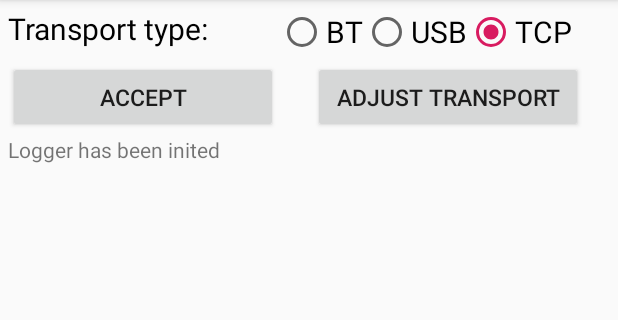
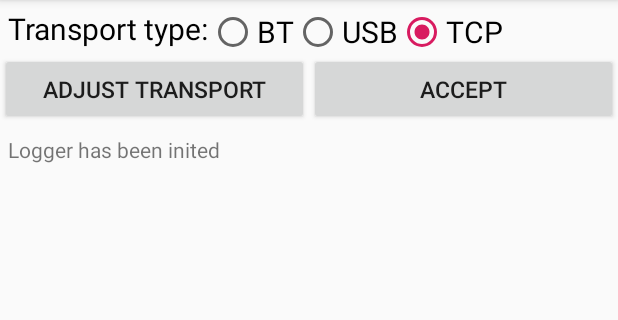
Before and after one commit to KVGrygoriev/AndroidTransportInvestigator, an Android app: the screen it shows after launch (MainActivity), on a phone screen of 412 x 824 dp, the part 84-404 px from its top. Run offline under Robolectric (Android 15) with nearby library versions, the phone set to English and light mode, and no system bars; libraries missing offline, so code that uses them is left out: com.smartdevicelink.transport; 1 statement that could not run was skipped.

Commit message:
Redesigned main activity

```diff
--- a/app/src/main/res/layout/activity_main.xml
+++ b/app/src/main/res/layout/activity_main.xml
@@ -18,7 +18,7 @@
             android:layout_width="match_parent"
             android:layout_height="wrap_content"
             android:columnCount="2"
-            android:rowCount="3"
+            android:rowCount="2"
             android:layout_marginLeft="5dp"
             android:layout_marginTop="5dp">
 
@@ -66,15 +66,20 @@
                     android:textSize="20sp"/>
             </RadioGroup>
 
+        </GridLayout>
+
+        <RadioGroup
+            android:layout_width="match_parent"
+            android:layout_height="wrap_content"
+            android:orientation="horizontal"
+            android:layout_marginTop="35dp">
 
             <Button
                 android:id="@+id/btnAdjustTransport"
                 android:layout_width="180sp"
                 android:layout_height="wrap_content"
-                android:layout_gravity="center"
-                android:layout_column="1"
-                android:layout_row="1"
                 android:text="@string/btnAdjustTransport"
+                android:layout_weight="1"
                 android:textSize="15sp"
                 />
 
@@ -82,17 +87,14 @@
                 android:id="@+id/btnAcceptTransport"
                 android:layout_width="180sp"
                 android:layout_height="wrap_content"
-                android:layout_gravity="center"
-                android:layout_column="0"
-                android:layout_row="1"
                 android:text="@string/btnAcceptTransport"
+                android:layout_weight="1"
                 android:textSize="15sp"
                 />
-        </GridLayout>
+        </RadioGroup>
 
         <TextView
             android:id="@+id/loggerDisplay"
-
             android:layout_width="wrap_content"
             android:layout_height="wrap_content"
             android:layout_marginLeft="5dp"
```
